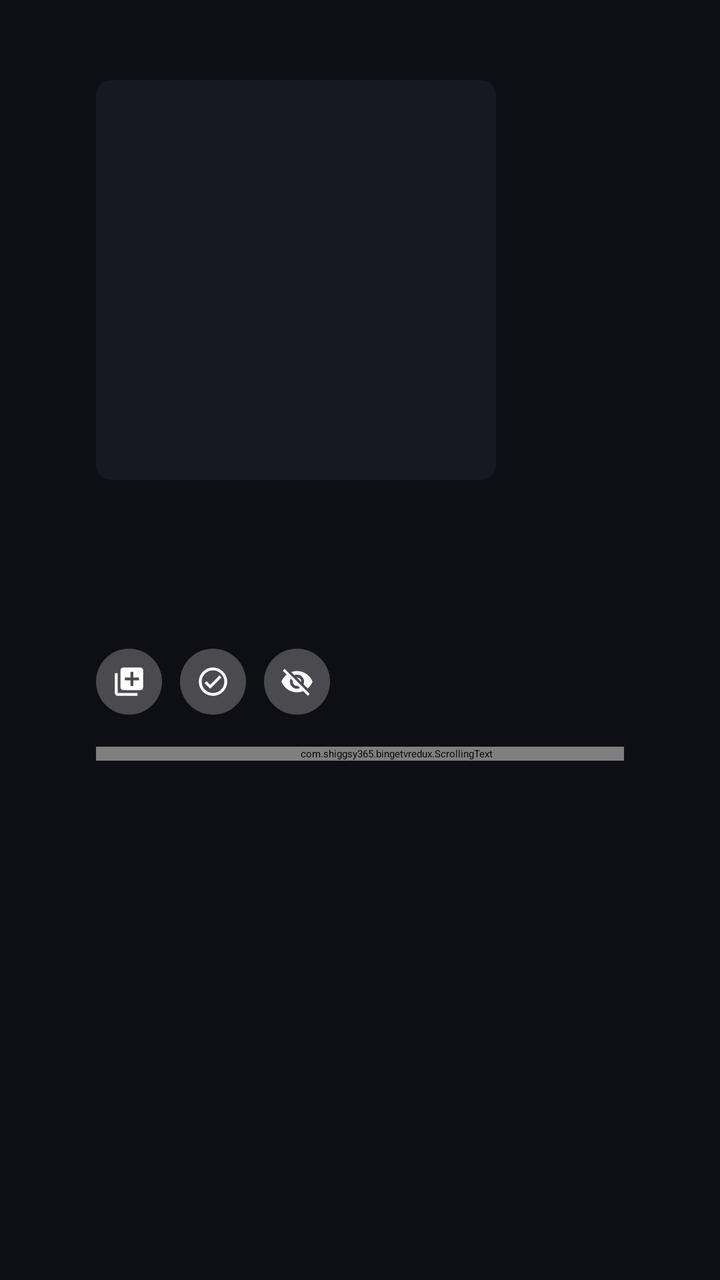
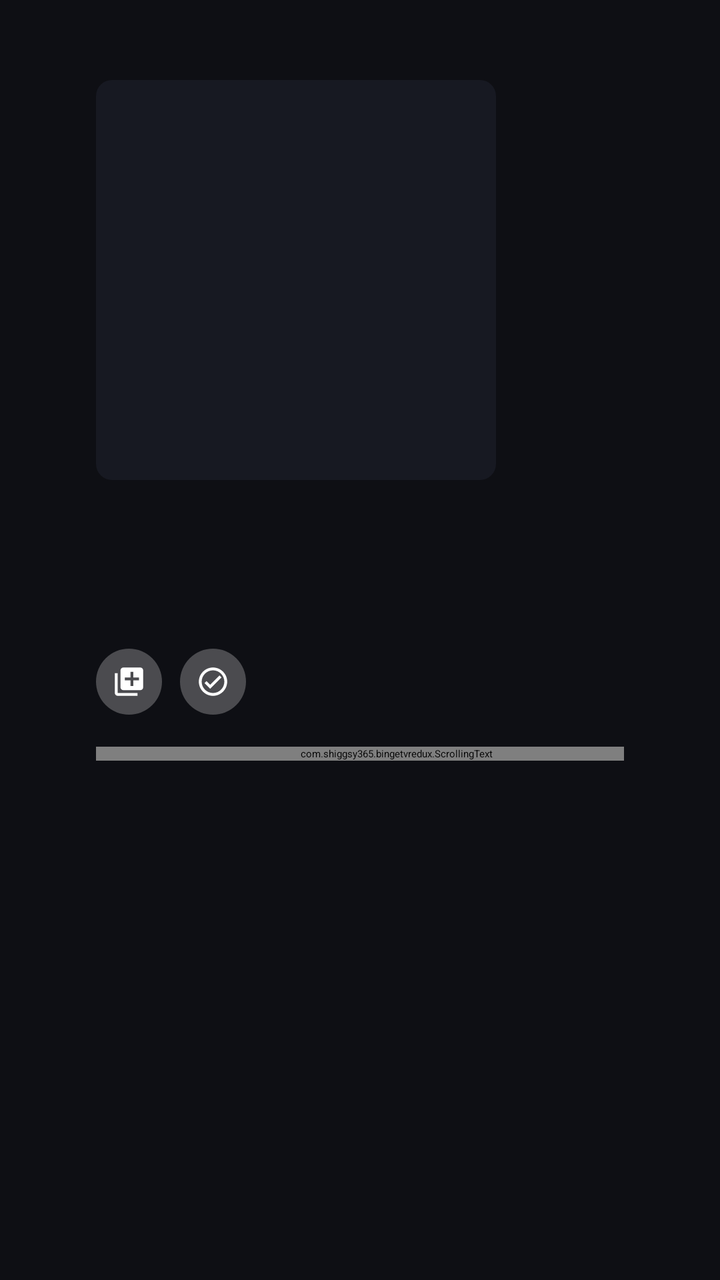

Two renders of the same Android screen: before a commit and after it. Below are the layout's source before the change and the commit's diff.
<!-- AndroidManifest.xml: application theme Theme.Leanback -->
<!-- res/layout/podcast_activity.xml -->
<?xml version="1.0" encoding="utf-8"?>
<FrameLayout xmlns:android="http://schemas.android.com/apk/res/android"
    android:layout_width="match_parent"
    android:layout_height="match_parent"
    android:background="@color/guide_background">

    <ImageView
        android:id="@+id/backdrop"
        android:layout_width="match_parent"
        android:layout_height="match_parent"
        android:alpha="0.25"
        android:importantForAccessibility="no"
        android:scaleType="centerCrop" />

    <LinearLayout
        android:layout_width="match_parent"
        android:layout_height="match_parent"
        android:orientation="horizontal"
        android:paddingStart="@dimen/screen_margin"
        android:paddingTop="40dp"
        android:paddingEnd="@dimen/screen_margin">

        <LinearLayout
            android:layout_width="300dp"
            android:layout_height="match_parent"
            android:orientation="vertical">

            <ImageView
                android:id="@+id/artwork"
                android:layout_width="200dp"
                android:layout_height="200dp"
                android:background="@drawable/card_placeholder"
                android:importantForAccessibility="no"
                android:scaleType="centerCrop" />

            <TextView
                android:id="@+id/title"
                android:layout_width="match_parent"
                android:layout_height="wrap_content"
                android:layout_marginTop="16dp"
                android:ellipsize="end"
                android:fontFamily="sans-serif-medium"
                android:maxLines="2"
                android:textColor="#FFFFFFFF"
                android:textSize="22sp" />

            <TextView
                android:id="@+id/author"
                android:layout_width="match_parent"
                android:layout_height="wrap_content"
                android:layout_marginTop="4dp"
                android:ellipsize="end"
                android:maxLines="1"
                android:textColor="@color/guide_muted"
                android:textSize="14sp" />

            
            <LinearLayout
                android:layout_width="match_parent"
                android:layout_height="33dp"
                android:layout_marginTop="16dp"
                android:gravity="center_vertical"
                android:orientation="horizontal">

                <ImageView
                    android:id="@+id/subscribe"
                    style="@style/InfoRoundButton"
                    android:layout_marginStart="0dp"
                    android:contentDescription="Subscribe"
                    android:src="@drawable/ic_subscribe" />

                <ImageView
                    android:id="@+id/listened"
                    style="@style/InfoRoundButton"
                    android:contentDescription="Mark all listened"
                    android:src="@drawable/ic_watched" />

                <ImageView
                    android:id="@+id/hide_played"
                    style="@style/InfoRoundButton"
                    android:contentDescription="Hide played"
                    android:src="@drawable/ic_hide" />

                <TextView
                    android:id="@+id/hint"
                    android:layout_width="0dp"
                    android:layout_height="wrap_content"
                    android:layout_marginStart="14dp"
                    android:layout_weight="1"
                    android:ellipsize="end"
                    android:singleLine="true"
                    android:textColor="#FFB4B4B4"
                    android:textSize="14sp" />
            </LinearLayout>

            <com.shiggsy365.bingetvredux.ScrollingText
                android:id="@+id/notes"
                android:layout_width="match_parent"
                android:layout_height="wrap_content"
                android:layout_marginTop="16dp"
                android:ellipsize="end"
                android:lineSpacingExtra="1dp"
                android:maxLines="8"
                android:textColor="@color/guide_text"
                android:textSize="13sp" />
        </LinearLayout>

        <LinearLayout
            android:layout_width="0dp"
            android:layout_height="match_parent"
            android:layout_marginStart="40dp"
            android:layout_weight="1"
            android:orientation="vertical">

            <TextView
                android:id="@+id/status"
                android:layout_width="wrap_content"
                android:layout_height="wrap_content"
                android:text="Loading…"
                android:textColor="@color/guide_muted"
                android:textSize="14sp" />

            <androidx.leanback.widget.VerticalGridView
                android:id="@+id/episodes"
                android:layout_width="match_parent"
                android:layout_height="match_parent"
                android:layout_marginTop="8dp"
                android:clipToPadding="false"
                android:paddingBottom="40dp" />
        </LinearLayout>
    </LinearLayout>
</FrameLayout>
<!-- resources referenced by this layout -->
<resources>
  <color name="guide_background">#FF0E0F14</color>
  <color name="guide_muted">#FF8D90A0</color>
  <color name="guide_text">#FFECEDF3</color>
  <dimen name="screen_margin">48dp</dimen>
  <!-- drawable card_placeholder (drawable) -->
  <?xml version="1.0" encoding="utf-8"?>
  <shape xmlns:android="http://schemas.android.com/apk/res/android" android:shape="rectangle">
      <corners android:radius="8dp" />
      <solid android:color="@color/guide_panel" />
  </shape>
  <!-- drawable ic_hide (drawable) -->
  <?xml version="1.0" encoding="utf-8"?>
  <vector xmlns:android="http://schemas.android.com/apk/res/android"
      android:width="24dp"
      android:height="24dp"
      android:viewportWidth="24"
      android:viewportHeight="24">
      <path
          android:fillColor="#FFFFFFFF"
          android:pathData="M12,7c2.76,0 5,2.24 5,5 0,0.65 -0.13,1.26 -0.36,1.83l2.92,2.92c1.51,-1.26 2.7,-2.89 3.43,-4.75 -1.73,-4.39 -6,-7.5 -11,-7.5 -1.4,0 -2.74,0.25 -3.98,0.7l2.16,2.16C10.74,7.13 11.35,7 12,7zM2,4.27l2.28,2.28 0.46,0.46C3.08,8.3 1.78,10.02 1,12c1.73,4.39 6,7.5 11,7.5 1.55,0 3.03,-0.3 4.38,-0.84l0.42,0.42L19.73,22 21,20.73 3.27,3 2,4.27zM7.53,9.8l1.55,1.55c-0.05,0.21 -0.08,0.43 -0.08,0.65 0,1.66 1.34,3 3,3 0.22,0 0.44,-0.03 0.65,-0.08l1.55,1.55c-0.67,0.33 -1.41,0.53 -2.2,0.53 -2.76,0 -5,-2.24 -5,-5 0,-0.79 0.2,-1.53 0.53,-2.2zM11.84,9.02l3.15,3.15 0.02,-0.16c0,-1.66 -1.34,-3 -3,-3l-0.17,0.01z" />
  </vector>
  <!-- drawable ic_subscribe (drawable) -->
  <?xml version="1.0" encoding="utf-8"?>
  <vector xmlns:android="http://schemas.android.com/apk/res/android"
      android:width="24dp"
      android:height="24dp"
      android:viewportWidth="24"
      android:viewportHeight="24">
      <path
          android:fillColor="#FFFFFFFF"
          android:pathData="M4,6H2v14c0,1.1 0.9,2 2,2h14v-2H4V6zM20,2H8c-1.1,0 -2,0.9 -2,2v12c0,1.1 0.9,2 2,2h12c1.1,0 2,-0.9 2,-2V4c0,-1.1 -0.9,-2 -2,-2zM19,11h-4v4h-2v-4H9V9h4V5h2v4h4v2z" />
  </vector>
  <!-- drawable ic_watched (drawable) -->
  <?xml version="1.0" encoding="utf-8"?>
  <vector xmlns:android="http://schemas.android.com/apk/res/android"
      android:width="24dp"
      android:height="24dp"
      android:viewportWidth="24"
      android:viewportHeight="24">
      <path
          android:fillColor="#FFFFFFFF"
          android:pathData="M12,2C6.48,2 2,6.48 2,12s4.48,10 10,10 10,-4.48 10,-10S17.52,2 12,2zM12,20c-4.41,0 -8,-3.59 -8,-8s3.59,-8 8,-8 8,3.59 8,8 -3.59,8 -8,8zM16.59,7.58L10,14.17l-2.59,-2.58L6,13l4,4 8,-8z" />
  </vector>
  <style name="InfoRoundButton" parent="">
          <item name="android:layout_width">33dp</item>
          <item name="android:layout_height">33dp</item>
          <item name="android:layout_marginStart">9dp</item>
          <item name="android:background">@drawable/info_round</item>
          <item name="android:focusable">true</item>
          <item name="android:padding">8dp</item>
          <item name="android:scaleType">fitCenter</item>
      </style>
  <color name="guide_panel">#FF171922</color>
  <!-- drawable info_round (drawable) -->
  <?xml version="1.0" encoding="utf-8"?>
  <selector xmlns:android="http://schemas.android.com/apk/res/android">
      <item android:state_focused="true">
          <shape android:shape="oval">
              <solid android:color="@color/guide_accent" />
          </shape>
      </item>
      <item>
          <shape android:shape="oval">
              <solid android:color="#40FFFFFF" />
          </shape>
      </item>
  </selector>
  <color name="guide_accent">#FFE31E2D</color>
</resources>

<!-- the commit's change to res/layout/podcast_activity.xml (unified diff, before → after) -->
@@ -75,12 +75,6 @@
                     android:contentDescription="Mark all listened"
                     android:src="@drawable/ic_watched" />
 
-                <ImageView
-                    android:id="@+id/hide_played"
-                    style="@style/InfoRoundButton"
-                    android:contentDescription="Hide played"
-                    android:src="@drawable/ic_hide" />
-
                 <TextView
                     android:id="@+id/hint"
                     android:layout_width="0dp"
<!-- resource entries referenced after the edit -->
@@ -10,17 +10,6 @@
       <corners android:radius="8dp" />
       <solid android:color="@color/guide_panel" />
   </shape>
-  <!-- drawable ic_hide (drawable) -->
-  <?xml version="1.0" encoding="utf-8"?>
-  <vector xmlns:android="http://schemas.android.com/apk/res/android"
-      android:width="24dp"
-      android:height="24dp"
-      android:viewportWidth="24"
-      android:viewportHeight="24">
-      <path
-          android:fillColor="#FFFFFFFF"
-          android:pathData="M12,7c2.76,0 5,2.24 5,5 0,0.65 -0.13,1.26 -0.36,1.83l2.92,2.92c1.51,-1.26 2.7,-2.89 3.43,-4.75 -1.73,-4.39 -6,-7.5 -11,-7.5 -1.4,0 -2.74,0.25 -3.98,0.7l2.16,2.16C10.74,7.13 11.35,7 12,7zM2,4.27l2.28,2.28 0.46,0.46C3.08,8.3 1.78,10.02 1,12c1.73,4.39 6,7.5 11,7.5 1.55,0 3.03,-0.3 4.38,-0.84l0.42,0.42L19.73,22 21,20.73 3.27,3 2,4.27zM7.53,9.8l1.55,1.55c-0.05,0.21 -0.08,0.43 -0.08,0.65 0,1.66 1.34,3 3,3 0.22,0 0.44,-0.03 0.65,-0.08l1.55,1.55c-0.67,0.33 -1.41,0.53 -2.2,0.53 -2.76,0 -5,-2.24 -5,-5 0,-0.79 0.2,-1.53 0.53,-2.2zM11.84,9.02l3.15,3.15 0.02,-0.16c0,-1.66 -1.34,-3 -3,-3l-0.17,0.01z" />
-  </vector>
   <!-- drawable ic_subscribe (drawable) -->
   <?xml version="1.0" encoding="utf-8"?>
   <vector xmlns:android="http://schemas.android.com/apk/res/android"
